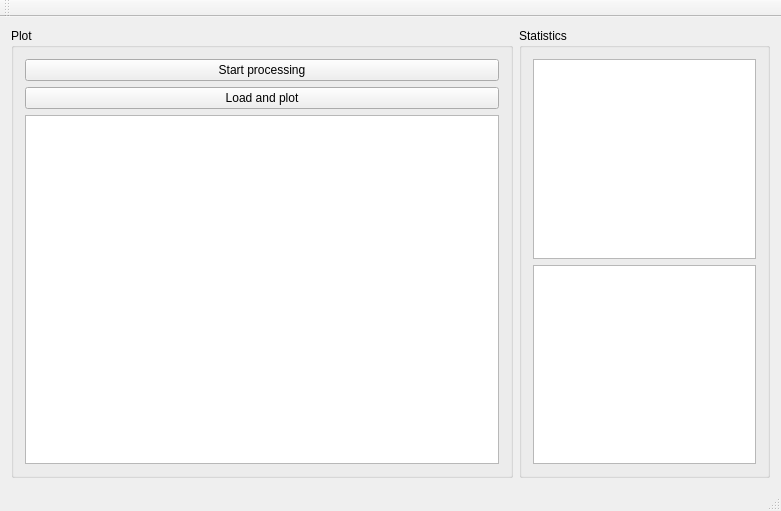
szazdenes/VikingAzimuth, file mainwindow.ui: the form before one commit.
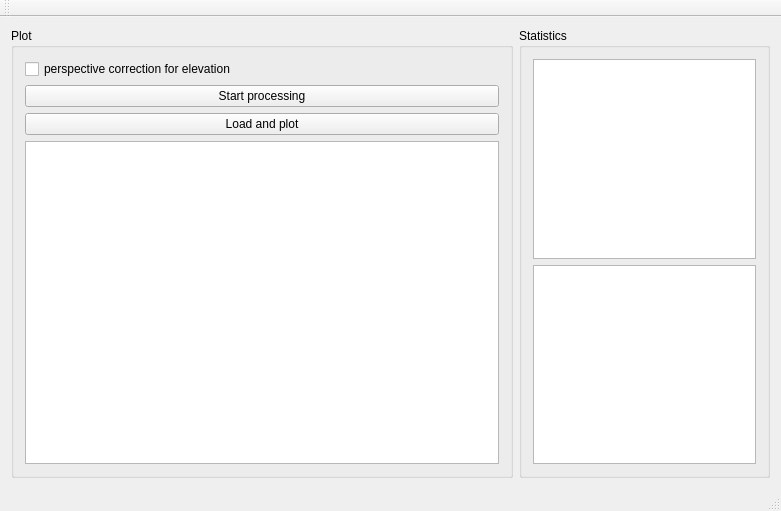
The form after the commit.

Commit message: perspective correction + elevation correction

The edit to the form file:
```diff
--- a/mainwindow.ui
+++ b/mainwindow.ui
@@ -21,23 +21,30 @@
        <string>Plot</string>
       </property>
       <layout class="QGridLayout" name="gridLayout_5">
-       <item row="1" column="0">
+       <item row="2" column="0">
         <widget class="QPushButton" name="loadPushButton">
          <property name="text">
           <string>Load and plot</string>
          </property>
         </widget>
        </item>
-       <item row="2" column="0">
+       <item row="3" column="0">
         <widget class="QGraphicsView" name="graphicsView"/>
        </item>
-       <item row="0" column="0">
+       <item row="1" column="0">
         <widget class="QPushButton" name="processingPushButton">
          <property name="text">
           <string>Start processing</string>
          </property>
         </widget>
        </item>
+       <item row="0" column="0">
+        <widget class="QCheckBox" name="perspectiveCheckBox">
+         <property name="text">
+          <string>perspective correction for elevation</string>
+         </property>
+        </widget>
+       </item>
       </layout>
      </widget>
     </item>
```
The commit also changes 3 other files.
